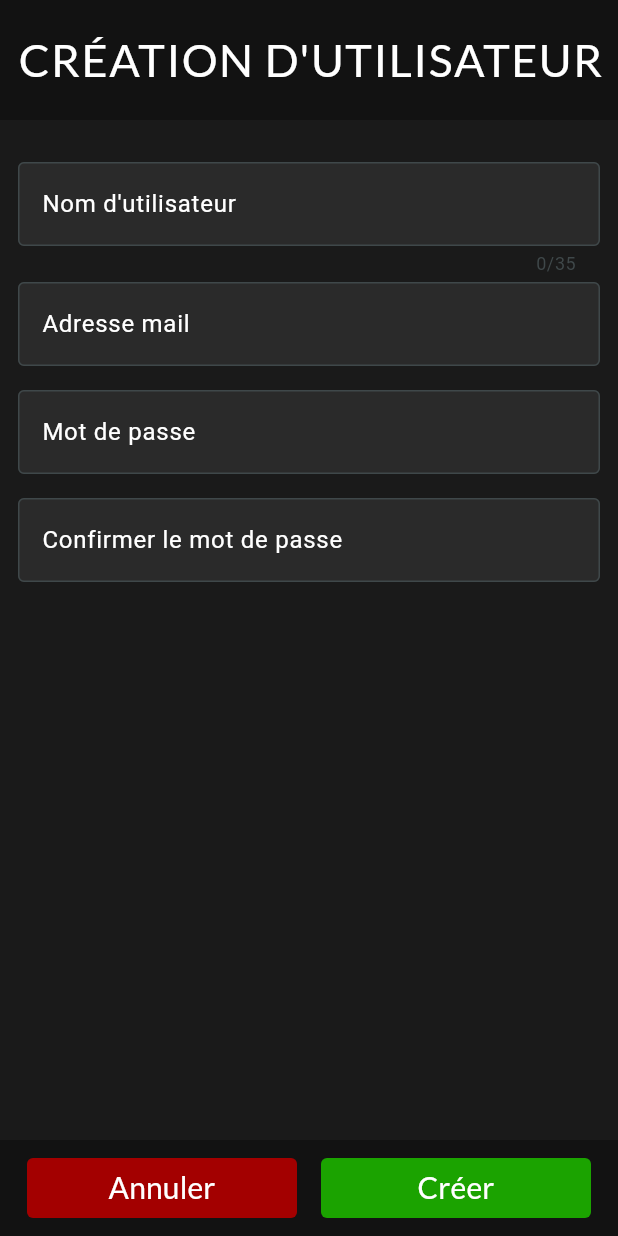
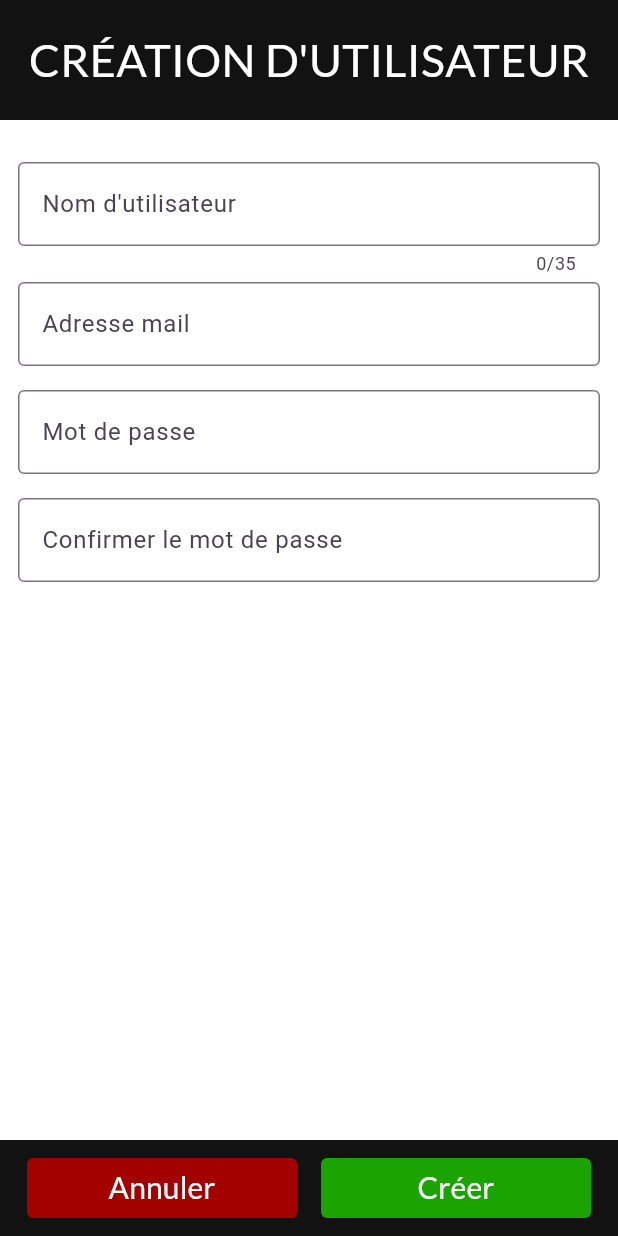
Before and after one commit to cp-23fam/peer_to_sync, a Flutter app: the UserCreationScreen screen opened by its route, on a phone screen of 412 x 824 dp. Run offline on Flutter 3.47's test engine with Material 3 defaults, Android fonts, the phone set to English and light mode, and no system bars; our stand-ins replace adaptive_theme, dio, email_validator, equatable, flutter_riverpod, flutter_secure_storage and 3 more; accounts and stored records are empty; network calls fail.

```diff
--- a/lib/src/theme/theme.dart
+++ b/lib/src/theme/theme.dart
@@ -21,74 +21,161 @@ class AppColors {
   static Color goldColor = const Color(0xFFFFB753);
 }
 
-ThemeData blackTheme = ThemeData(
-  // seed color
-  colorScheme: ColorScheme.fromSeed(seedColor: AppColors.firstColor),
+ThemeData darkTheme = ThemeData(
+  brightness: Brightness.dark,
 
   // scaffold color
   scaffoldBackgroundColor: AppColors.fifthColor,
+);
 
-  // app bar theme colors
-  appBarTheme: AppBarTheme(
-    backgroundColor: AppColors.fourthColor,
-    foregroundColor: AppColors.whiteColor,
-    surfaceTintColor: Colors.transparent,
-    centerTitle: true,
-  ),
+ThemeData lightTheme = ThemeData(
+  brightness: Brightness.light,
 
-  // text
-  textTheme: const TextTheme().copyWith(
-    bodyMedium: TextStyle(
-      color: AppColors.whiteColor,
-      fontSize: 16,
-      letterSpacing: 1,
-    ),
-    headlineMedium: TextStyle(
-      color: AppColors.whiteColor,
-      fontSize: 16,
-      fontWeight: FontWeight.bold,
-      letterSpacing: 1,
-    ),
-    titleMedium: TextStyle(
-      color: AppColors.whiteColor,
-      fontSize: 18,
-      fontWeight: FontWeight.bold,
-      letterSpacing: 2,
-    ),
-  ),
+  // scaffold color
+  scaffoldBackgroundColor: AppColors.whiteColor,
+);
 
-  // card theme
-  cardTheme: CardThemeData(
-    color: AppColors.thirdColor,
-    surfaceTintColor: Colors.transparent,
-    shape: RoundedRectangleBorder(
-      borderRadius: BorderRadiusGeometry.circular(Sizes.p4),
-    ),
-    shadowColor: Colors.transparent,
-    margin: const EdgeInsets.only(bottom: Sizes.p16),
-  ),
 
-  // input decoration theme
-  inputDecorationTheme: InputDecorationTheme(
-    filled: true,
-    fillColor: AppColors.thirdColor.withValues(alpha: 0.5),
-    border: InputBorder.none,
-    labelStyle: TextStyle(color: AppColors.whiteColor),
-    prefixIconColor: AppColors.whiteColor,
-  ),
+// ThemeData darkTheme = ThemeData(
+//   // seed color
+//   colorScheme: ColorScheme.fromSeed(seedColor: AppColors.firstColor),
 
-  elevatedButtonTheme: ElevatedButtonThemeData(
-    style: ButtonStyle(
-      backgroundColor: WidgetStateProperty.all<Color>(AppColors.fourthColor),
-      // textStyle: TextStyle(color: )
-    ),
-  ),
+//   // scaffold color
+//   scaffoldBackgroundColor: AppColors.fifthColor,
 
-  iconTheme: IconThemeData(color: AppColors.whiteColor, size: Sizes.p32),
-  iconButtonTheme: IconButtonThemeData(
-    style: ButtonStyle(
-      iconColor: WidgetStateProperty.all<Color>(AppColors.whiteColor),
-      iconSize: WidgetStateProperty.all<double>(Sizes.p32),
-    ),
-  ),
-);
+//   // app bar theme colors
+//   appBarTheme: AppBarTheme(
+//     backgroundColor: AppColors.fourthColor,
+//     foregroundColor: AppColors.whiteColor,
+//     surfaceTintColor: Colors.transparent,
+//     centerTitle: true,
+//   ),
+
+//   // text
+//   textTheme: const TextTheme().copyWith(
+//     bodyMedium: TextStyle(
+//       color: AppColors.whiteColor,
+//       fontSize: 16,
+//       letterSpacing: 1,
+//     ),
+//     headlineMedium: TextStyle(
+//       color: AppColors.whiteColor,
+//       fontSize: 16,
+//       fontWeight: FontWeight.bold,
+//       letterSpacing: 1,
+//     ),
+//     titleMedium: TextStyle(
+//       color: AppColors.whiteColor,
+//       fontSize: 18,
+//       fontWeight: FontWeight.bold,
+//       letterSpacing: 2,
+//     ),
+//   ),
+
+//   // card theme
+//   cardTheme: CardThemeData(
+//     color: AppColors.thirdColor,
+//     surfaceTintColor: Colors.transparent,
+//     shape: RoundedRectangleBorder(
+//       borderRadius: BorderRadiusGeometry.circular(Sizes.p4),
+//     ),
+//     shadowColor: Colors.transparent,
+//     margin: const EdgeInsets.only(bottom: Sizes.p16),
+//   ),
+
+//   // input decoration theme
+//   inputDecorationTheme: InputDecorationTheme(
+//     filled: true,
+//     fillColor: AppColors.thirdColor.withValues(alpha: 0.5),
+//     border: InputBorder.none,
+//     labelStyle: TextStyle(color: AppColors.whiteColor),
+//     prefixIconColor: AppColors.whiteColor,
+//   ),
+
+//   elevatedButtonTheme: ElevatedButtonThemeData(
+//     style: ButtonStyle(
+//       backgroundColor: WidgetStateProperty.all<Color>(AppColors.fourthColor),
+//       // textStyle: TextStyle(color: )
+//     ),
+//   ),
+
+//   iconTheme: IconThemeData(color: AppColors.whiteColor, size: Sizes.p32),
+//   iconButtonTheme: IconButtonThemeData(
+//     style: ButtonStyle(
+//       iconColor: WidgetStateProperty.all<Color>(AppColors.whiteColor),
+//       iconSize: WidgetStateProperty.all<double>(Sizes.p32),
+//     ),
+//   ),
+// );
+
+// ThemeData lightTheme = ThemeData(
+//   // seed color
+//   colorScheme: ColorScheme.fromSeed(seedColor: AppColors.firstColor),
+
+//   // scaffold color
+//   scaffoldBackgroundColor: AppColors.fifthColor,
+
+//   // app bar theme colors
+//   appBarTheme: AppBarTheme(
+//     backgroundColor: AppColors.fourthColor,
+//     foregroundColor: AppColors.whiteColor,
+//     surfaceTintColor: Colors.transparent,
+//     centerTitle: true,
+//   ),
+
+//   // text
+//   textTheme: const TextTheme().copyWith(
+//     bodyMedium: TextStyle(
+//       color: AppColors.whiteColor,
+//       fontSize: 16,
+//       letterSpacing: 1,
+//     ),
+//     headlineMedium: TextStyle(
+//       color: AppColors.whiteColor,
+//       fontSize: 16,
+//       fontWeight: FontWeight.bold,
+//       letterSpacing: 1,
+//     ),
+//     titleMedium: TextStyle(
+//       color: AppColors.whiteColor,
+//       fontSize: 18,
+//       fontWeight: FontWeight.bold,
+//       letterSpacing: 2,
+//     ),
+//   ),
+
+//   // card theme
+//   cardTheme: CardThemeData(
+//     color: AppColors.thirdColor,
+//     surfaceTintColor: Colors.transparent,
+//     shape: RoundedRectangleBorder(
+//       borderRadius: BorderRadiusGeometry.circular(Sizes.p4),
+//     ),
+//     shadowColor: Colors.transparent,
+//     margin: const EdgeInsets.only(bottom: Sizes.p16),
+//   ),
+
+//   // input decoration theme
+//   inputDecorationTheme: InputDecorationTheme(
+//     filled: true,
+//     fillColor: AppColors.thirdColor.withValues(alpha: 0.5),
+//     border: InputBorder.none,
+//     labelStyle: TextStyle(color: AppColors.whiteColor),
+//     prefixIconColor: AppColors.whiteColor,
+//   ),
+
+//   elevatedButtonTheme: ElevatedButtonThemeData(
+//     style: ButtonStyle(
+//       backgroundColor: WidgetStateProperty.all<Color>(AppColors.fourthColor),
+//       // textStyle: TextStyle(color: )
+//     ),
+//   ),
+
+//   iconTheme: IconThemeData(color: AppColors.whiteColor, size: Sizes.p32),
+//   iconButtonTheme: IconButtonThemeData(
+//     style: ButtonStyle(
+//       iconColor: WidgetStateProperty.all<Color>(AppColors.whiteColor),
+//       iconSize: WidgetStateProperty.all<double>(Sizes.p32),
+//     ),
+//   ),
+// );
--- a/pubspec.yaml
+++ b/pubspec.yaml
@@ -41,6 +41,8 @@ dependencies:
   equatable: ^2.0.7
   go_router: ^17.0.0
   email_validator: ^3.0.0
+  toggle_switch: ^2.3.0
+  adaptive_theme: ^3.7.2
 
 dev_dependencies:
   flutter_test:
```
Also changed, not shown: lib/src/app.dart (+12 -5 lines), lib/src/features/user/presentation/user_settings/user_settings_screen.dart (+41 -0 lines), pubspec.lock.
